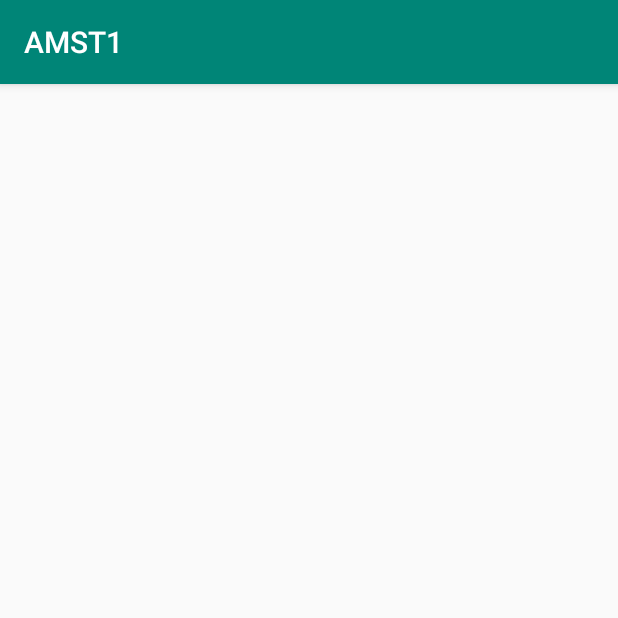
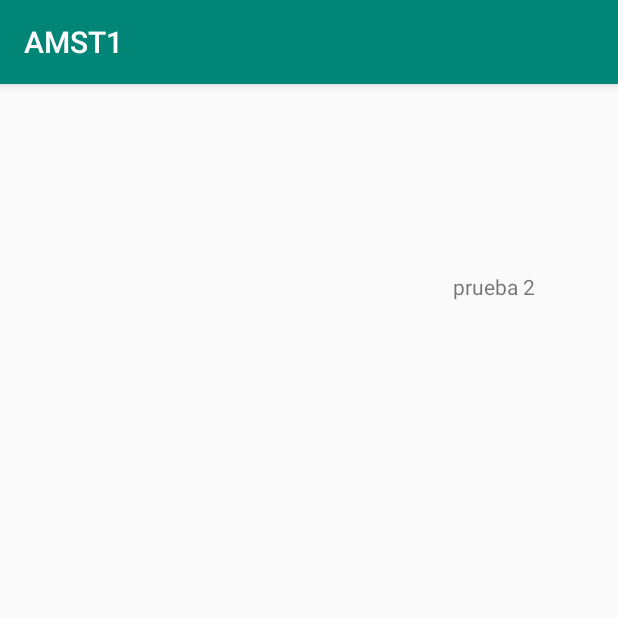
Before and after one commit to sofia604/PST_TA5_G1, an Android app: the screen it shows after launch (MainActivity), on a phone screen of 412 x 824 dp, the top half of it. Run offline under Robolectric (Android 15) with nearby library versions, the phone set to English and light mode, and no system bars.

Commit message:
prueba 2

```diff
--- a/app/src/main/res/layout/activity_main.xml
+++ b/app/src/main/res/layout/activity_main.xml
@@ -16,4 +16,16 @@
         app:layout_constraintStart_toStartOf="parent"
         app:layout_constraintTop_toTopOf="parent" />
 
+    <TextView
+        android:id="@+id/textView2"
+        android:layout_width="wrap_content"
+        android:layout_height="wrap_content"
+        android:text="prueba 2"
+        app:layout_constraintBottom_toBottomOf="parent"
+        app:layout_constraintEnd_toEndOf="parent"
+        app:layout_constraintHorizontal_bias="0.846"
+        app:layout_constraintStart_toStartOf="parent"
+        app:layout_constraintTop_toTopOf="parent"
+        app:layout_constraintVertical_bias="0.167" />
+
 </androidx.constraintlayout.widget.ConstraintLayout>
```
